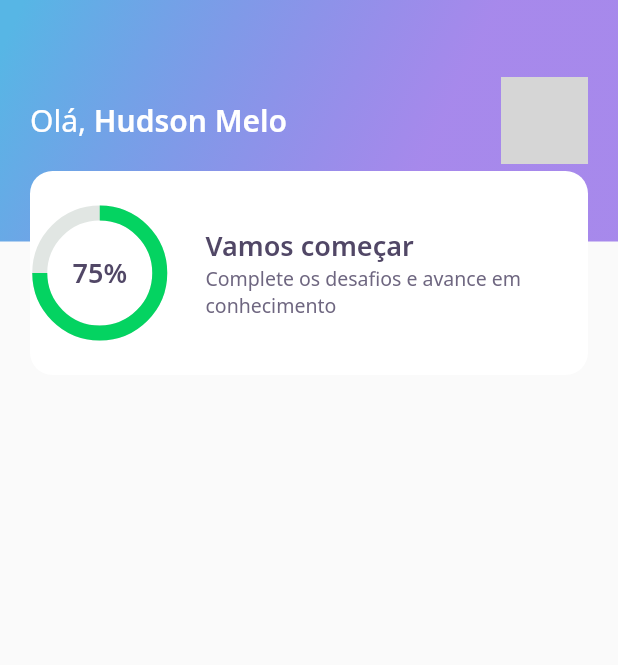
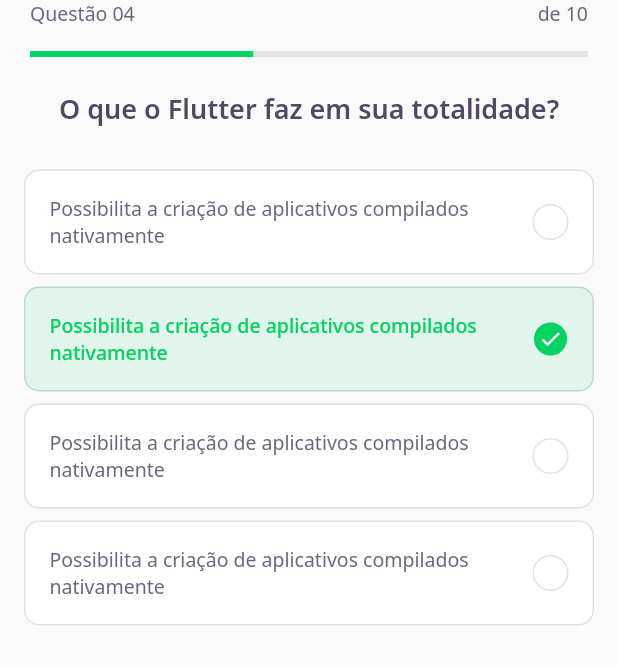
Before and after one commit to hudsonmelo/devquiz, a Flutter app: the screen it shows after launch, on a phone screen of 412 x 824 dp. Shown: the top 665 px of the screen. Run offline on Flutter 3.47's test engine with Material 2 defaults, Android fonts, the phone set to English and light mode, and no system bars; our stand-ins replace google_fonts; grey boxes are pictures that could not be loaded.

Commit message:
Aula 02: Maximum Speed

```diff
--- /dev/null
+++ b/lib/challenge/challenge_page.dart
@@ -0,0 +1,26 @@
+import 'package:DevQuiz/challenge/widget/question_indicator/question_indicator_widget.dart';
+import 'package:DevQuiz/challenge/widget/quiz/quiz_widget.dart';
+import 'package:flutter/material.dart';
+
+class ChallangePage extends StatefulWidget {
+  @override
+  _ChallangePageState createState() => _ChallangePageState();
+}
+
+class _ChallangePageState extends State<ChallangePage> {
+  @override
+  Widget build(BuildContext context) {
+    return Scaffold(
+      appBar: PreferredSize(
+        preferredSize: Size.fromHeight(60),
+        child: SafeArea(
+          top: true,
+          child: QuestionIndicatorWidget(),
+        ),
+      ),
+      body: QuizWidget(
+        title: "O que o Flutter faz em sua totalidade?",
+      ),
+    );
+  }
+}
--- /dev/null
+++ b/lib/challenge/widget/answer/answer_widget.dart
@@ -0,0 +1,80 @@
+import 'package:DevQuiz/core/core.dart';
+import 'package:flutter/material.dart';
+
+class AnswerWidget extends StatelessWidget {
+  final String title;
+  final bool isRight;
+  final bool isSelected;
+
+  const AnswerWidget({
+    Key? key,
+    required this.title,
+    this.isRight = false,
+    this.isSelected = false,
+  }) : super(key: key);
+
+  Color get _selectedColorRight =>
+      isRight ? AppColors.darkGreen : AppColors.darkRed;
+
+  Color get _selectedBorderRight =>
+      isRight ? AppColors.lightGreen : AppColors.lightRed;
+
+  Color get _selectedColorCardRight =>
+      isRight ? AppColors.lightGreen : AppColors.lightRed;
+
+  Color get _selectedBorderCardRight =>
+      isRight ? AppColors.green : AppColors.red;
+
+  TextStyle get _selectedTextStyleRight =>
+      isRight ? AppTextStyles.bodyDarkGreen : AppTextStyles.bodyDarkRed;
+
+  IconData get _selectedIconRight => isRight ? Icons.check : Icons.close;
+
+  @override
+  Widget build(BuildContext context) {
+    return Padding(
+      padding: const EdgeInsets.symmetric(horizontal: 16, vertical: 4),
+      child: Container(
+        padding: EdgeInsets.all(16),
+        decoration: BoxDecoration(
+            color: isSelected ? _selectedColorCardRight : AppColors.white,
+            borderRadius: BorderRadius.circular(10),
+            border: Border.fromBorderSide(BorderSide(
+              color: isSelected ? _selectedBorderCardRight : AppColors.border,
+            ))),
+        child: Row(
+          mainAxisAlignment: MainAxisAlignment.spaceBetween,
+          children: [
+            Expanded(
+              child: Text(
+                title,
+                style:
+                    isSelected ? _selectedTextStyleRight : AppTextStyles.body,
+              ),
+            ),
+            Container(
+              width: 24,
+              height: 24,
+              decoration: BoxDecoration(
+                  color: isSelected ? _selectedColorRight : AppColors.white,
+                  borderRadius: BorderRadius.circular(500),
+                  border: Border.fromBorderSide(
+                    BorderSide(
+                      color:
+                          isSelected ? _selectedBorderRight : AppColors.border,
+                    ),
+                  )),
+              child: isSelected
+                  ? Icon(
+                      _selectedIconRight,
+                      color: AppColors.white,
+                      size: 16,
+                    )
+                  : null,
+            )
+          ],
+        ),
+      ),
+    );
+  }
+}
--- /dev/null
+++ b/lib/challenge/widget/question_indicator/question_indicator_widget.dart
@@ -0,0 +1,35 @@
+import 'package:DevQuiz/core/core.dart';
+import 'package:DevQuiz/shared/widgets/progress_indicator/progress_indicator_widget.dart';
+import 'package:flutter/material.dart';
+
+class QuestionIndicatorWidget extends StatelessWidget {
+  @override
+  Widget build(BuildContext context) {
+    return Container(
+      padding: const EdgeInsets.symmetric(horizontal: 20),
+      child: Column(
+        children: [
+          Row(
+            mainAxisAlignment: MainAxisAlignment.spaceBetween,
+            children: [
+              Text(
+                "Questão 04",
+                style: AppTextStyles.body,
+              ),
+              Text(
+                "de 10",
+                style: AppTextStyles.body,
+              ),
+            ],
+          ),
+          SizedBox(
+            height: 16,
+          ),
+          ProgressIndicatorWidget(
+            value: 0.4,
+          )
+        ],
+      ),
+    );
+  }
+}
--- /dev/null
+++ b/lib/challenge/widget/quiz/quiz_widget.dart
@@ -0,0 +1,44 @@
+import 'package:DevQuiz/challenge/widget/answer/answer_widget.dart';
+import 'package:DevQuiz/core/core.dart';
+import 'package:flutter/material.dart';
+
+class QuizWidget extends StatelessWidget {
+  final String title;
+
+  const QuizWidget({Key? key, required this.title}) : super(key: key);
+
+  @override
+  Widget build(BuildContext context) {
+    return Container(
+      child: Column(
+        children: [
+          Text(
+            title,
+            style: AppTextStyles.heading,
+          ),
+          SizedBox(
+            height: 24,
+          ),
+          AnswerWidget(
+            title:
+                "Possibilita a criação de aplicativos compilados nativamente",
+          ),
+          AnswerWidget(
+            isSelected: true,
+            isRight: true,
+            title:
+                "Possibilita a criação de aplicativos compilados nativamente",
+          ),
+          AnswerWidget(
+            title:
+                "Possibilita a criação de aplicativos compilados nativamente",
+          ),
+          AnswerWidget(
+            title:
+                "Possibilita a criação de aplicativos compilados nativamente",
+          ),
+        ],
+      ),
+    );
+  }
+}
--- a/lib/core/app_widget.dart
+++ b/lib/core/app_widget.dart
@@ -1,4 +1,5 @@
-import 'package:DevQuiz/home/home_page.dart';
+import 'package:DevQuiz/challenge/challenge_page.dart';
+// import 'package:DevQuiz/home/home_page.dart';
 // import 'package:DevQuiz/splash/splash_page.dart';
 import 'package:flutter/material.dart';
 
@@ -7,7 +8,7 @@ class AppWidget extends StatelessWidget {
   Widget build(BuildContext context) {
     return MaterialApp(
       title: "DevQuiz",
-      home: HomePage(),
+      home: ChallangePage(),
     );
   }
 }
--- a/lib/home/widgets/score_card/score_card_widget.dart
+++ b/lib/home/widgets/score_card/score_card_widget.dart
@@ -13,6 +13,8 @@ class ScoreCardWidget extends StatelessWidget {
           color: AppColors.white,
           borderRadius: BorderRadius.circular(15),
         ),
+        child: Padding(
+          padding: const EdgeInsets.symmetric(horizontal: 24),
           child: Row(
             crossAxisAlignment: CrossAxisAlignment.center,
             children: [
@@ -43,6 +45,7 @@ class ScoreCardWidget extends StatelessWidget {
             ],
           ),
         ),
+      ),
     );
   }
 }
--- /dev/null
+++ b/lib/shared/widgets/progress_indicator/progress_indicator_widget.dart
@@ -0,0 +1,18 @@
+import 'package:DevQuiz/core/core.dart';
+import 'package:flutter/material.dart';
+
+class ProgressIndicatorWidget extends StatelessWidget {
+  final double value;
+
+  const ProgressIndicatorWidget({Key? key, required this.value})
+      : super(key: key);
+
+  @override
+  Widget build(BuildContext context) {
+    return LinearProgressIndicator(
+      value: value,
+      backgroundColor: AppColors.chartSecondary,
+      valueColor: AlwaysStoppedAnimation<Color>(AppColors.chartPrimary),
+    );
+  }
+}
```
Also changed, not shown: lib/home/home_page.dart (+44 -0 lines), lib/home/widgets/level_button/level_button_widget.dart (added, +61 -0 lines), lib/home/widgets/quiz_card/quiz_card_widget.dart (added, +54 -0 lines). Lines whose indentation alone changed are shown as unchanged.
